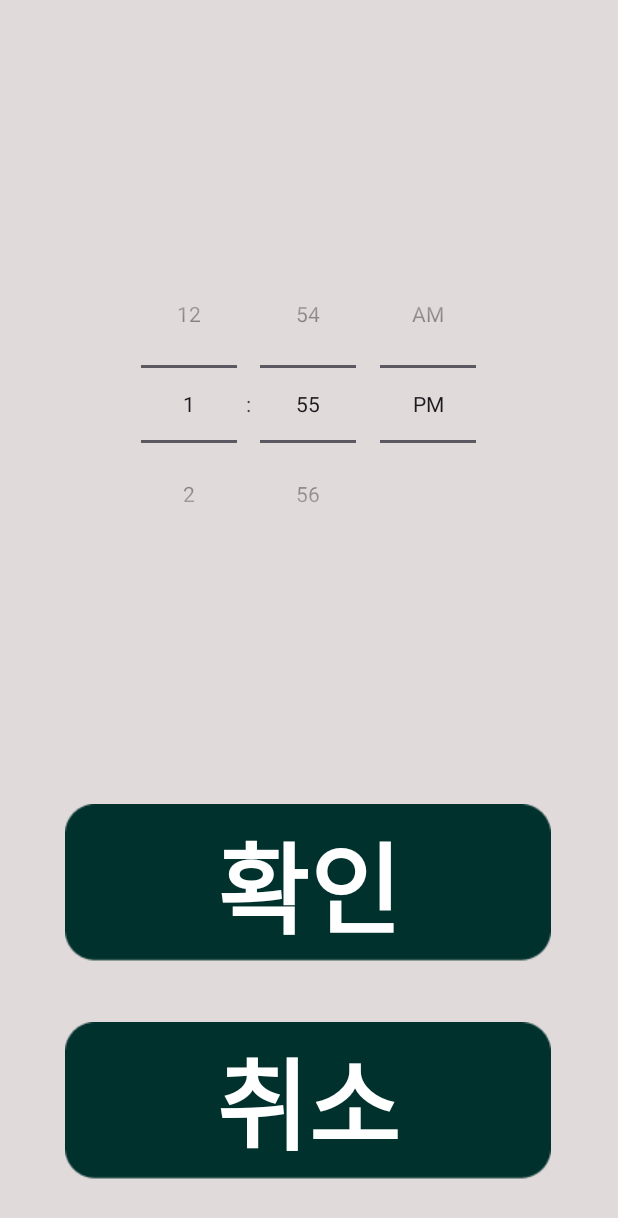
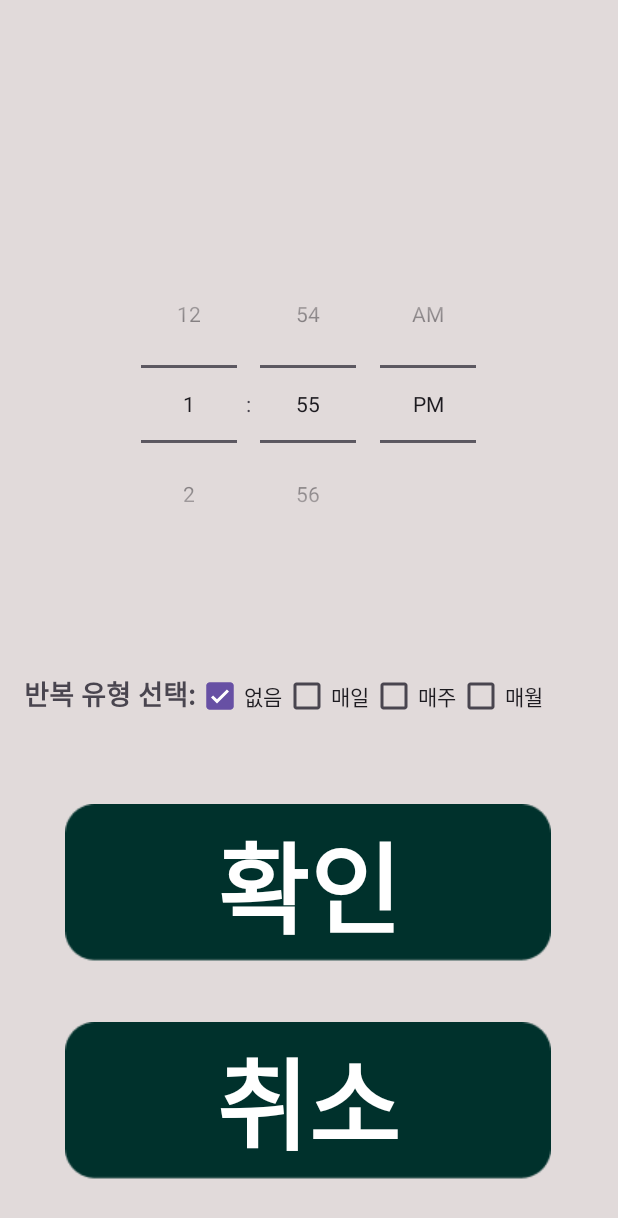
Before and after one commit to ju2hong/YouEye, an Android app: the TimePickerActivity screen opened directly, with no data from a screen before it, on a phone screen of 412 x 824 dp. Shown: the top 1218 px of the screen. Run offline under Robolectric (Android 15) with nearby library versions, the phone set to English and light mode, and no system bars.

Commit message:
반복재생설정

```diff
--- a/app/src/main/res/layout/activity_alarm_timepicker.xml
+++ b/app/src/main/res/layout/activity_alarm_timepicker.xml
@@ -19,6 +19,53 @@
         app:layout_constraintStart_toStartOf="parent"
         app:layout_constraintTop_toTopOf="parent"
         app:layout_constraintVertical_bias="0.267" />
+
+    <LinearLayout
+        android:id="@+id/repeatOptions"
+        android:layout_width="match_parent"
+        android:layout_height="wrap_content"
+        android:layout_marginTop="16dp"
+        android:orientation="horizontal"
+        android:padding="16dp"
+        app:layout_constraintBottom_toTopOf="@+id/okBtn"
+        app:layout_constraintEnd_toEndOf="parent"
+        app:layout_constraintStart_toStartOf="parent"
+        app:layout_constraintTop_toBottomOf="@+id/time_picker">
+
+        <TextView
+            android:id="@+id/repeat_type"
+            android:layout_width="wrap_content"
+            android:layout_height="wrap_content"
+            android:layout_marginBottom="8dp"
+            android:text="반복 유형 선택:"
+            android:textSize="18sp"
+            android:textStyle="bold" />
+
+        <CheckBox
+            android:id="@+id/repeatNone"
+            android:layout_width="wrap_content"
+            android:layout_height="wrap_content"
+            android:checked="true"
+            android:text="없음" />
+
+        <CheckBox
+            android:id="@+id/repeatDaily"
+            android:layout_width="wrap_content"
+            android:layout_height="wrap_content"
+            android:text="매일" />
+
+        <CheckBox
+            android:id="@+id/repeatWeekly"
+            android:layout_width="wrap_content"
+            android:layout_height="wrap_content"
+            android:text="매주" />
+
+        <CheckBox
+            android:id="@+id/repeatMonthly"
+            android:layout_width="wrap_content"
+            android:layout_height="wrap_content"
+            android:text="매월" />
+    </LinearLayout>
 
     <ImageButton
         android:id="@+id/okBtn"
```
